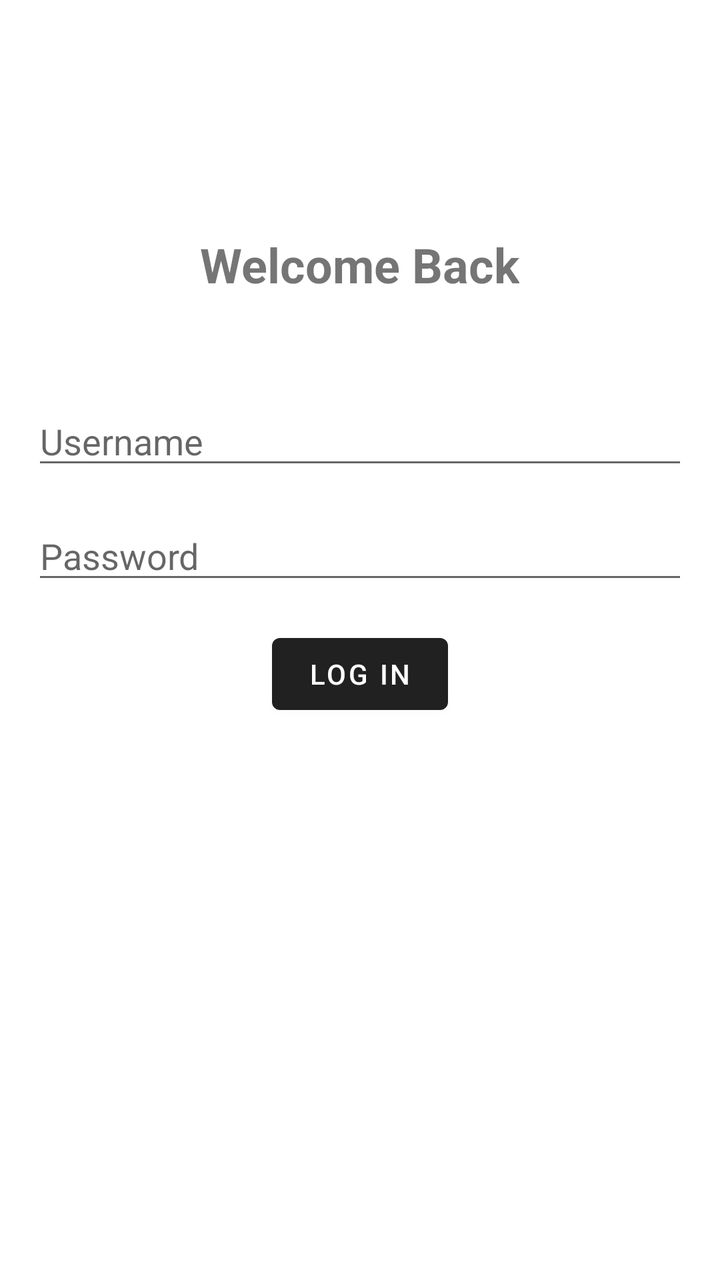
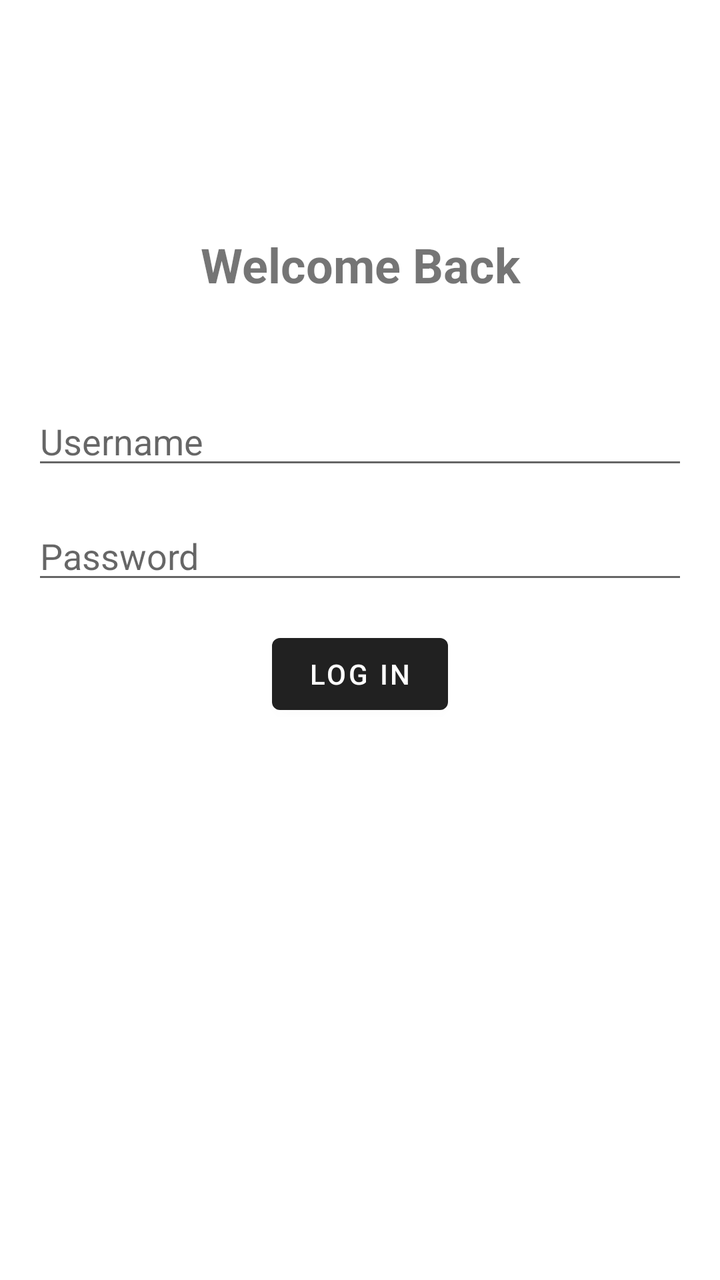

Two renders of the same Android screen: before a commit and after it. Below are the layout's source before the change and the commit's diff.
<!-- AndroidManifest.xml: application theme Theme.MaterialComponents.DayNight.DarkActionBar -->
<!-- res/layout/activity_main.xml -->
<?xml version="1.0" encoding="utf-8"?>
<LinearLayout xmlns:android="http://schemas.android.com/apk/res/android"
    android:layout_width="match_parent"
    android:layout_height="match_parent"
    android:orientation="vertical"
    android:padding="16dp"
    android:gravity="center_horizontal">

    <TextView
        android:id="@+id/textWelcome"
        android:layout_width="wrap_content"
        android:layout_height="wrap_content"
        android:text="Welcome Back"
        android:textSize="24sp"
        android:textStyle="bold"
        android:layout_marginTop="100dp"
        android:layout_marginBottom="50dp"/>

    <EditText
        android:id="@+id/editUsername"
        android:layout_width="match_parent"
        android:layout_height="wrap_content"
        android:hint="Username"
        android:inputType="text"
        android:layout_marginBottom="16dp"/>

    <EditText
        android:id="@+id/editPassword"
        android:layout_width="match_parent"
        android:layout_height="wrap_content"
        android:hint="Password"
        android:inputType="textPassword"
        android:layout_marginBottom="16dp"/>

    <Button
        android:id="@+id/buttonLogin"
        android:layout_width="wrap_content"
        android:layout_height="wrap_content"
        android:text="Log In"/>

</LinearLayout>
<!-- resources referenced by this layout -->
<resources>

</resources>

<!-- the commit's change to res/layout/activity_main.xml (unified diff, before → after) -->
@@ -8,11 +8,12 @@
 
     <TextView
         android:id="@+id/textWelcome"
-        android:layout_width="wrap_content"
+        android:layout_width="match_parent"
         android:layout_height="wrap_content"
         android:text="Welcome Back"
         android:textSize="24sp"
         android:textStyle="bold"
+        android:gravity="center"
         android:layout_marginTop="100dp"
         android:layout_marginBottom="50dp"/>
 
